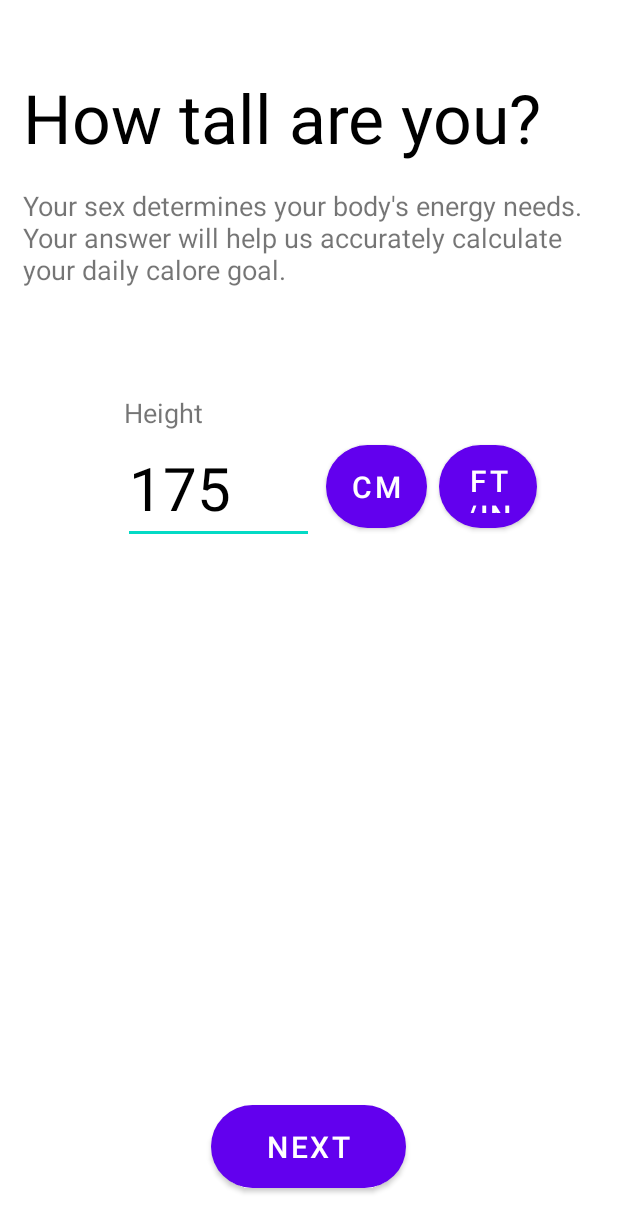
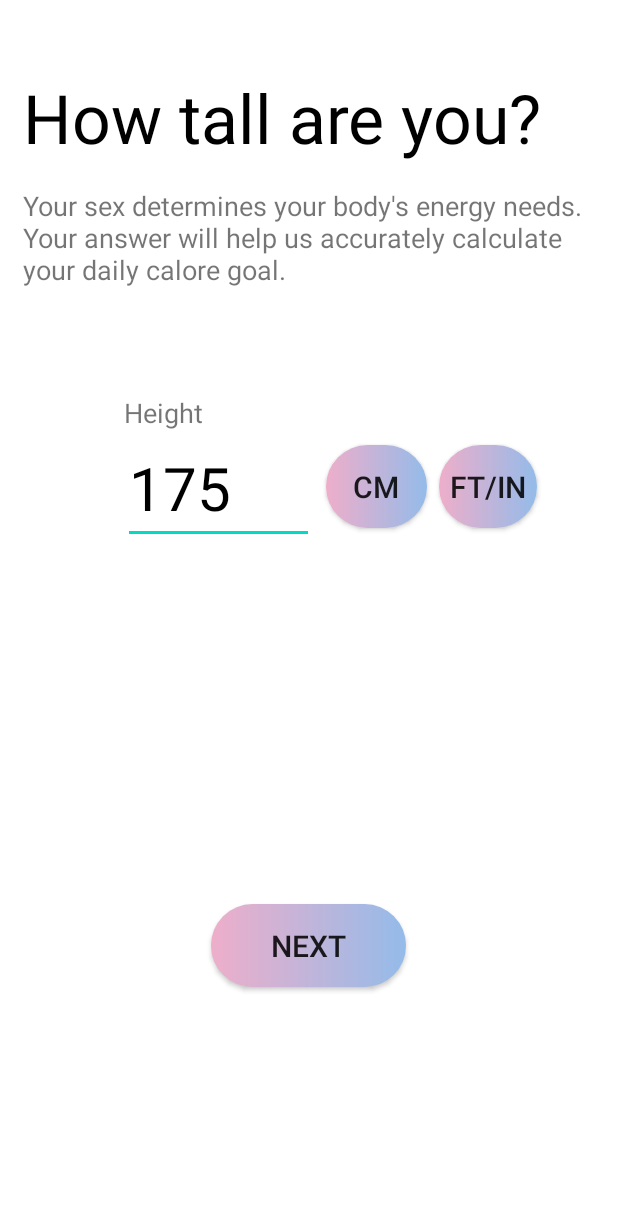
Before and after one commit to AnhTuan2k1/Calories, an Android app: the layout activity_a_info_3.xml on its own in the app's theme, with its tools: preview values and no code run, on a phone screen of 412 x 824 dp. Shown: the top 1232 px of the screen. Run offline under Robolectric (Android 15) with nearby library versions, the phone set to English and light mode, and no system bars.

Commit message:
4th +chinh sua activity

```diff
--- a/CaloriesApp/app/src/main/java/com/example/caloriesapp/A_info_2.java
+++ b/CaloriesApp/app/src/main/java/com/example/caloriesapp/A_info_2.java
@@ -79,7 +79,7 @@ public class A_info_2 extends AppCompatActivity {
 
     }
     private void OpenA_info_3() {
-        Intent intent = new Intent(this,A_info_2.class);
+        Intent intent = new Intent(this,A_info_3.class);
         startActivity(intent);
     }
 }
--- a/CaloriesApp/app/src/main/java/com/example/caloriesapp/Activity_Weight2.java
+++ /dev/null
@@ -1,14 +0,0 @@
-package com.example.caloriesapp;
-
-import androidx.appcompat.app.AppCompatActivity;
-
-import android.os.Bundle;
-
-public class Activity_Weight2 extends AppCompatActivity {
-
-    @Override
-    protected void onCreate(Bundle savedInstanceState) {
-        super.onCreate(savedInstanceState);
-        setContentView(R.layout.activity__weight2);
-    }
-}
--- a/CaloriesApp/app/src/main/res/drawable/custom_button_normal.xml
+++ b/CaloriesApp/app/src/main/res/drawable/custom_button_normal.xml
@@ -2,7 +2,7 @@
 <shape xmlns:android="http://schemas.android.com/apk/res/android"
     android:shape="rectangle">
         <gradient android:startColor="#eeaeca"
-
+                android:type="linear"
                 android:endColor="#94bbe9"
             android:angle="0">
         </gradient>
--- a/CaloriesApp/app/src/main/res/layout/activity__weight2.xml
+++ b/CaloriesApp/app/src/main/res/layout/activity_a_info_3.xml
@@ -4,7 +4,7 @@
     xmlns:tools="http://schemas.android.com/tools"
     android:layout_width="match_parent"
     android:layout_height="match_parent"
-    tools:context=".Activity_Weight2">
+    tools:context=".A_info_3">
 
     <TextView
         android:id="@+id/tieude"
@@ -61,7 +61,7 @@
         app:layout_constraintStart_toStartOf="parent"
         app:layout_constraintTop_toBottomOf="@+id/height" />
 
-    <Button
+    <androidx.appcompat.widget.AppCompatButton
         android:id="@+id/bntcm"
         android:layout_width="67dp"
         android:layout_height="55dp"
@@ -73,7 +73,7 @@
         app:layout_constraintStart_toEndOf="@+id/txtweight"
         app:layout_constraintTop_toBottomOf="@+id/huongdan" />
 
-    <Button
+    <androidx.appcompat.widget.AppCompatButton
         android:id="@+id/bntft"
         android:layout_width="65dp"
         android:layout_height="55dp"
@@ -85,17 +85,18 @@
         app:layout_constraintStart_toEndOf="@+id/bntcm"
         app:layout_constraintTop_toBottomOf="@+id/huongdan" />
 
-    <Button
-        android:id="@+id/bntnext"
+    <androidx.appcompat.widget.AppCompatButton
+        android:id="@+id/next3"
         android:layout_width="130dp"
         android:layout_height="55dp"
-        android:layout_marginBottom="32dp"
+        android:background="@drawable/custom_button_normal"
         android:text="NEXT"
         android:textSize="20sp"
-        android:background="@drawable/custom_button_normal"
         app:layout_constraintBottom_toBottomOf="parent"
         app:layout_constraintEnd_toEndOf="parent"
         app:layout_constraintHorizontal_bias="0.498"
-        app:layout_constraintStart_toStartOf="parent" />
+        app:layout_constraintStart_toStartOf="parent"
+        app:layout_constraintTop_toTopOf="parent"
+        app:layout_constraintVertical_bias="0.784" />
 
 </androidx.constraintlayout.widget.ConstraintLayout>
--- a/CaloriesApp/app/src/main/res/layout/activity_a_mucdich.xml
+++ b/CaloriesApp/app/src/main/res/layout/activity_a_mucdich.xml
@@ -20,7 +20,7 @@
         android:background="@drawable/custom_button_normal"
         android:text="Lose Weight"
         android:textAllCaps="false"
-        android:textColor="#FFFFFF"
+
         android:textSize="20dp"
         />
 
@@ -36,7 +36,7 @@
 
         android:background="@drawable/custom_button_normal"
         android:textAllCaps="false"
-        android:textColor="#FFFFFF"
+
         android:textSize="20dp"/>
     <androidx.appcompat.widget.AppCompatButton
 
@@ -53,7 +53,7 @@
         android:background="@drawable/custom_button_normal"
         android:text="Maintain Weight"
         android:textAllCaps="false"
-        android:textColor="#FFFFFF"
+
         android:textSize="20dp"/>
 
 
--- a/CaloriesApp/app/src/main/res/values/colors.xml
+++ b/CaloriesApp/app/src/main/res/values/colors.xml
@@ -10,4 +10,5 @@
     <color name="white">#FFFFFFFF</color>
     <color name="selected_reditem_nav">#E91E63</color>
     <color name="gray_item_nav">#3E000000</color>
+    <color name="gray_heavy">#82976B</color>
 </resources>
--- a/CaloriesApp/app/src/main/res/values/themes.xml
+++ b/CaloriesApp/app/src/main/res/values/themes.xml
@@ -11,14 +11,25 @@
         <item name="colorOnSecondary">@color/black</item>
         <!-- Status bar color. -->
         <item name="android:statusBarColor" tools:targetApi="l">?attr/colorPrimaryVariant</item>
+
+        <!-- Customize your theme here. -->
         <item name="android:windowAnimationStyle">@style/CustomActivityAnimation</item>
-        <!-- Customize your theme here. -->
     </style>
     <style name="CustomActivityAnimation" parent="@android:style/Animation.Activity">
         <item name="android:activityOpenEnterAnimation">@anim/slide_in_right</item>
         <item name="android:activityOpenExitAnimation">@anim/slide_out_left</item>
-        <item name="android:activityCloseEnterAnimation">@anim/slide_in_right</item>
-        <item name="android:activityCloseExitAnimation">@anim/slide_out_left</item>
+        <item name="android:activityCloseEnterAnimation">@anim/slide_in_left</item>
+        <item name="android:activityCloseExitAnimation">@anim/slide_out_right</item>
+    </style>
+    <style name="AudioFileInfoOverlayText">
+        <item name="android:paddingLeft">4px</item>
+        <item name="android:paddingBottom">4px</item>
+        <item name="android:textColor">#ffffffff</item>
+        <item name="android:textSize">12sp</item>
+        <item name="android:shadowColor">#000000</item>
+        <item name="android:shadowDx">1</item>
+        <item name="android:shadowDy">1</item>
+        <item name="android:shadowRadius">1</item>
     </style>
 
 </resources>
```
Also changed, not shown: CaloriesApp/app/src/main/AndroidManifest.xml (+4 -4 lines), CaloriesApp/app/src/main/java/com/example/caloriesapp/A_info_1.java (+83 -3 lines), CaloriesApp/app/src/main/java/com/example/caloriesapp/A_info_3.java (added, +33 -0 lines), CaloriesApp/app/src/main/java/com/example/caloriesapp/A_info_4.java (added, +34 -0 lines), CaloriesApp/app/src/main/java/com/example/caloriesapp/A_mucdich.java (+18 -0 lines), CaloriesApp/app/src/main/java/com/example/caloriesapp/Activity_Weight.java (deleted, +0 -14 lines), CaloriesApp/app/src/main/res/drawable/gradient_background.xml (added, +13 -0 lines), CaloriesApp/app/src/main/res/layout/activity_a_info_1.xml (+16 -10 lines), CaloriesApp/app/src/main/res/layout/activity_a_info_2.xml (+4 -3 lines), CaloriesApp/app/src/main/res/layout/activity_a_info_4.xml (renamed from CaloriesApp/app/src/main/res/layout/activity__weight.xml, +9 -8 lines).
